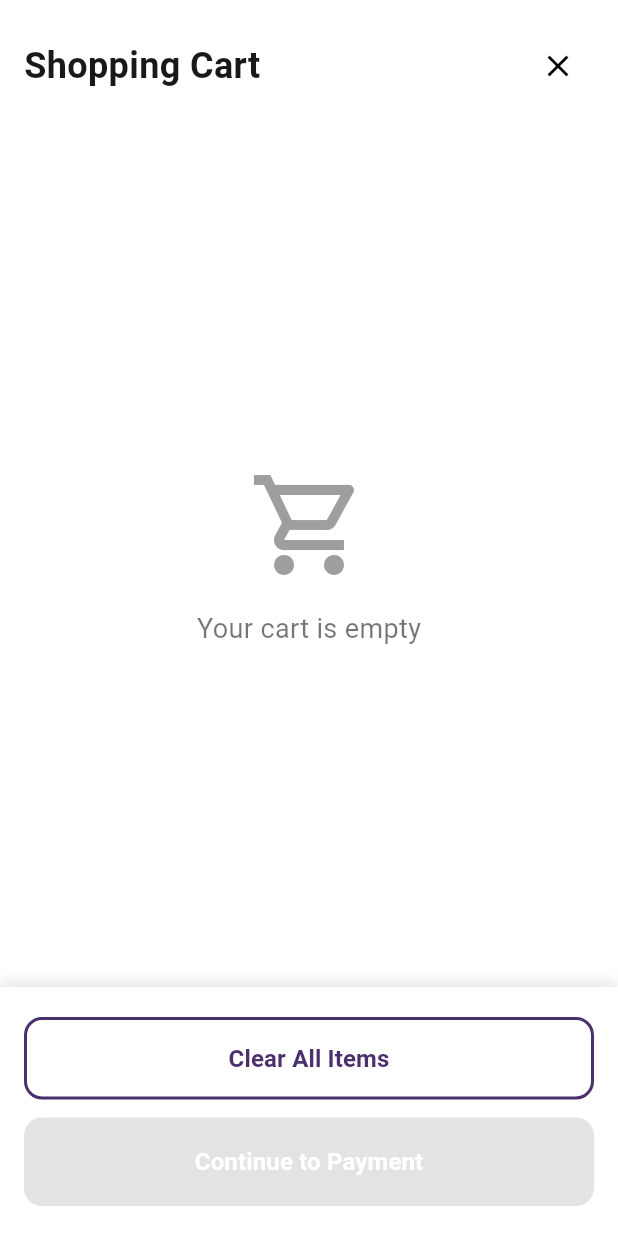
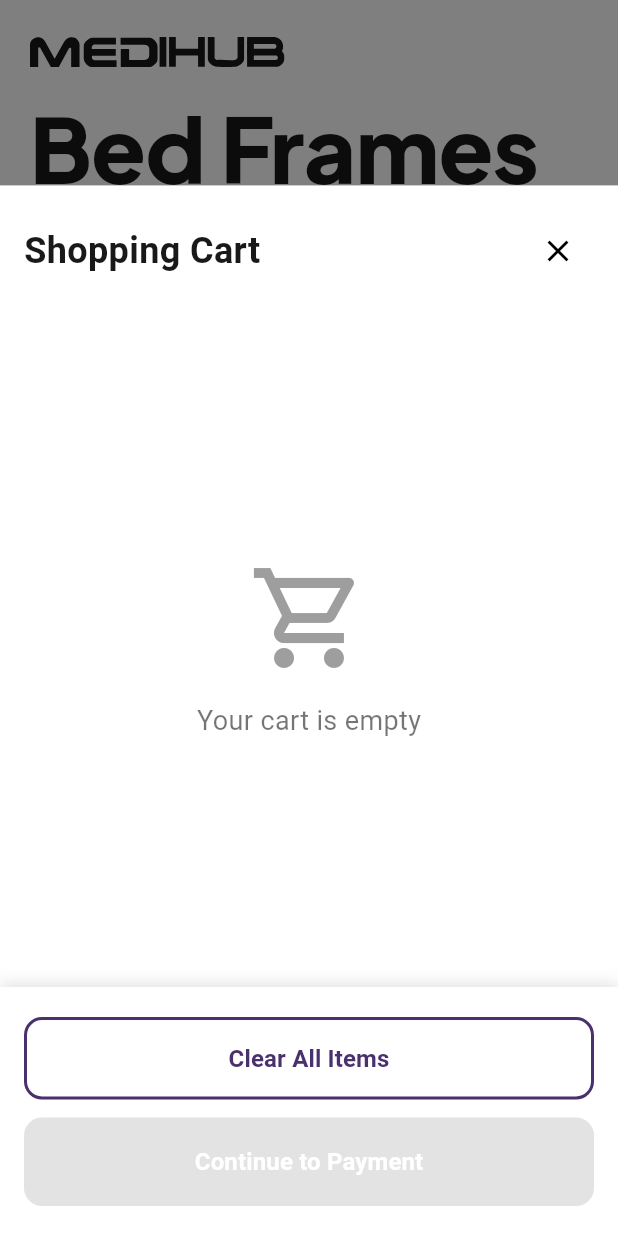
Before and after one commit to millstradingvincepiedraverde-boop/medihub-tests, a Flutter app: the ItemAddedDialog screen opened directly with empty values, after a tap on "View Cart & Pay", on a phone screen of 412 x 824 dp. Run offline on Flutter 3.47's test engine with Material 3 defaults, Android fonts, the phone set to English and light mode, and no system bars; our stand-ins replace flutter_svg, google_fonts; missing offline and left inert: animated_check; Roboto replaces fonts that are missing (GT Walsheim Pro).

Commit message:
Fixed Wallpaper Layout

```diff
--- a/lib/screens/checkout/customer_checkout_screen.dart
+++ b/lib/screens/checkout/customer_checkout_screen.dart
@@ -395,7 +395,6 @@ class _CustomerInfoScreenState extends State<CustomerInfoScreen>
     List<PostageRate> postageRates,
     String selectedDeliveryMethod,
   ) {
-    // Find the selected postage rate from the list
     final selectedRate = postageRates.firstWhere(
       (r) => r.service.toLowerCase() == selectedDeliveryMethod.toLowerCase(),
       orElse: () => PostageRate(
@@ -425,7 +424,7 @@ class _CustomerInfoScreenState extends State<CustomerInfoScreen>
           ),
           const SizedBox(height: 12),
 
-          // Cart Items
+          // 🛒 Cart items
           ...cartItems.map((item) {
             return Padding(
               padding: const EdgeInsets.symmetric(vertical: 8),
@@ -446,7 +445,7 @@ class _CustomerInfoScreenState extends State<CustomerInfoScreen>
 
           const Divider(),
 
-          // Subtotal
+          // 💰 Subtotal
           Row(
             mainAxisAlignment: MainAxisAlignment.spaceBetween,
             children: [
@@ -456,7 +455,7 @@ class _CustomerInfoScreenState extends State<CustomerInfoScreen>
           ),
           const SizedBox(height: 8),
 
-          // Shipping (dynamic)
+          // 🚚 Shipping
           Row(
             mainAxisAlignment: MainAxisAlignment.spaceBetween,
             children: [
@@ -472,7 +471,7 @@ class _CustomerInfoScreenState extends State<CustomerInfoScreen>
 
           const Divider(thickness: 1.5),
 
-          // Total
+          // 🧾 Total
           Row(
             mainAxisAlignment: MainAxisAlignment.spaceBetween,
             children: [
@@ -486,6 +485,32 @@ class _CustomerInfoScreenState extends State<CustomerInfoScreen>
               ),
             ],
           ),
+
+          const SizedBox(height: 20),
+
+          // 💳 Payment Method Logos
+          Center(
+            child: Wrap(
+              alignment: WrapAlignment.center,
+              spacing: 16,
+              runSpacing: 10,
+              children: [
+                SvgPicture.asset('assets/icons/paypal.svg', height: 28),
+                SvgPicture.asset('assets/icons/mastercard.svg', height: 28),
+                SvgPicture.asset('assets/icons/amex.svg', height: 28),
+                SvgPicture.asset('assets/icons/ndis.svg', height: 32),
+              ],
+            ),
+          ),
+
+          const SizedBox(height: 12),
+          const Center(
+            child: Text(
+              "We accept PayPal, Mastercard, Amex & NDIS payments",
+              style: TextStyle(fontSize: 12, color: Colors.grey),
+              textAlign: TextAlign.center,
+            ),
+          ),
         ],
       ),
     );
--- a/lib/screens/kiosk-main.dart
+++ b/lib/screens/kiosk-main.dart
@@ -22,20 +22,20 @@ class SlideData {
 // --- Slides ---
 final List<SlideData> slides = [
   SlideData(
-    imageUrl: 'images/splash_1.png',
+    imageUrl: 'assets/images/splash_1.png',
+    title: 'Mobility Scooters',
+    subtitle: 'We offer wide range of styles and sizes.',
+    promoText: 'Delivered Today',
+  ),
+  SlideData(
+    imageUrl: 'assets/images/splash_2.png',
     title: 'Wheelchairs',
     subtitle: 'We offer wide range of styles and sizes.',
     promoText: 'Delivered Today',
   ),
   SlideData(
-    imageUrl: 'images/splash_2.png',
-    title: 'Mobility Scooters',
-    subtitle: 'We offer wide range of styles and sizes.',
-    promoText: 'Delivered Today',
-  ),
-  SlideData(
-    imageUrl: 'images/splash_3.png',
-    title: 'Mobility Scooters',
+    imageUrl: 'assets/images/splash_3.png',
+    title: 'Bed Frames',
     subtitle: 'We offer wide range of styles and sizes.',
     promoText: 'Delivered Today',
   ),
@@ -54,7 +54,6 @@ class _KioskMainState extends State<KioskMain> with TickerProviderStateMixin {
   late AnimationController _timelineController;
 
   final Duration _slideDuration = const Duration(seconds: 6);
-  final Duration _animationDuration = const Duration(milliseconds: 700);
 
   @override
   void initState() {
@@ -123,31 +122,21 @@ class _KioskMainState extends State<KioskMain> with TickerProviderStateMixin {
     final isMobile = _isMobile(size);
     final isTablet = _isTablet(size);
 
-    final double imageWidth = isMobile
-        ? size.width * 0.8
-        : isTablet
-        ? size.width * 0.5
-        : size.width * 0.4;
-
-    // Text moved up slightly
-    final double textTop = isMobile
-        ? size.height * 0.10
-        : isTablet
-        ? size.height * 0.15
-        : size.height * 0.20;
-
-    final double sidePadding = isMobile ? 20 : size.width * 0.1;
-
     return Stack(
       alignment: Alignment.center,
       children: [
-        Positioned.fill(child: Container(color: const Color(0xFFF5F5F5))),
+        Positioned.fill(
+          child: Container(color: Colors.white), // ✅ WHITE BACKGROUND
+        ),
 
         // --- Text content ---
         Positioned(
-          top: textTop,
-          left: sidePadding,
-          right: sidePadding,
+          top: isMobile
+              ? size.height *
+                    0.03 // 👈 close to top on mobile
+              : size.height * 0.08, // 👈 slightly lower on larger screens
+          left: isMobile ? 20 : size.width * 0.1,
+          right: isMobile ? 10 : size.width * 0.1,
           child: ConstrainedBox(
             constraints: BoxConstraints(maxWidth: size.width * 0.8),
             child: Column(
@@ -156,52 +145,55 @@ class _KioskMainState extends State<KioskMain> with TickerProviderStateMixin {
                 SvgPicture.asset(
                   'assets/images/medihub-logo.svg',
                   height: isMobile
-                      ? 18
+                      ? 20
                       : isTablet
-                      ? 22
-                      : 28,
+                      ? 26
+                      : 32,
                   fit: BoxFit.contain,
                   placeholderBuilder: (context) =>
                       const CircularProgressIndicator(),
                 ),
-                const SizedBox(height: 20),
+                const SizedBox(height: 24),
 
                 // --- Title ---
                 Text(
                   slide.title,
                   style: GoogleFonts.plusJakartaSans(
-                    fontSize: _scaleFont(100, size), // larger
+                    fontSize: _scaleFont(120, size), // ⬆️ Larger title
                     color: const Color(0xFF191919),
-                    fontWeight: FontWeight.w700,
+                    fontWeight: FontWeight.w800, // ⬆️ Bolder
                     letterSpacing: -0.5,
                     height: 1.0,
                   ),
                 ),
-                const SizedBox(height: 16),
+                const SizedBox(height: 20),
 
                 // --- Subtitle ---
                 Text(
                   slide.subtitle,
                   style: GoogleFonts.plusJakartaSans(
-                    fontSize: _scaleFont(40, size), // larger
+                    fontSize: _scaleFont(32, size), // ⬆️ Slightly larger
                     color: const Color(0xFF191919),
-                    fontWeight: FontWeight.w400,
+                    fontWeight: FontWeight.w300, // Medium weight for clarity
                     height: 1.2,
                   ),
                 ),
-                const SizedBox(height: 32),
+                const SizedBox(height: 36),
 
-                // --- Promo ---
+                // --- Promo text ---
                 Container(
                   padding: const EdgeInsets.symmetric(
-                    horizontal: 20,
-                    vertical: 12,
+                    horizontal: 24,
+                    vertical: 14,
                   ),
                   color: const Color(0xFF4A306D),
                   child: Text(
                     slide.promoText,
                     style: GoogleFonts.plusJakartaSans(
-                      fontSize: _scaleFont(26, size),
+                      fontSize: _scaleFont(
+                        32,
+                        size,
+                      ), // ⬆️ Slightly larger promo
                       color: Colors.white,
                       fontWeight: FontWeight.w700,
                       letterSpacing: 0.2,
@@ -213,20 +205,29 @@ class _KioskMainState extends State<KioskMain> with TickerProviderStateMixin {
           ),
         ),
 
-        // --- Product Image (large & slightly lower) ---
+        // --- Product Image (large) ---
         Positioned(
-          right: isMobile ? -size.width * 0.05 : -size.width * 0.15,
-          bottom: isMobile ? -size.height * 0.00 : -size.height * 0.00,
+          right: isMobile ? -size.width * 0.5 : -size.width * 0.02,
+          bottom: isMobile
+              ? size.height *
+                    0.05 // 👈 still slightly lifted upward
+              : isTablet
+              ? size.height * 0.07
+              : size.height * 0.08,
           child: Image.asset(
             slide.imageUrl,
             width: isMobile
-                ? size.width * 1.35
+                ? size.width *
+                      1.25 // 👈 made bigger (was 1.0)
                 : isTablet
-                ? size.width * 1.00
-                : size.width * 1.00,
+                ? size.width *
+                      1.1 // 👈 a bit larger for tablets
+                : size.width * 1.1, // 👈 larger on desktop too
             fit: BoxFit.contain,
-            errorBuilder: (context, error, stackTrace) =>
-                const SizedBox.shrink(),
+            errorBuilder: (context, error, stackTrace) {
+              print('⚠️ Image load failed: $error');
+              return const Icon(Icons.error, color: Colors.red);
+            },
           ),
         ),
       ],
@@ -242,13 +243,21 @@ class _KioskMainState extends State<KioskMain> with TickerProviderStateMixin {
       bottom: 0,
       child: Container(
         width: size.width,
-        height: isMobile ? 110 : 210, // taller footer
+        height: isMobile ? 110 : 210,
         color: const Color(0xFF191919),
         child: Center(
           child: Row(
             mainAxisAlignment: MainAxisAlignment.center,
             children: [
-              SvgPicture.asset('icons/touch-icon.svg'),
+              // ✅ Corrected icon path
+              SvgPicture.asset(
+                'assets/icons/touch-icon.svg',
+                height: isMobile ? 40 : 70,
+                colorFilter: const ColorFilter.mode(
+                  Colors.white,
+                  BlendMode.srcIn,
+                ),
+              ),
               const SizedBox(width: 20),
               Text(
                 'Touch to Order',
@@ -299,7 +308,7 @@ class _KioskMainState extends State<KioskMain> with TickerProviderStateMixin {
     final size = MediaQuery.of(context).size;
 
     return Scaffold(
-      backgroundColor: const Color(0xFFF5F5F5),
+      backgroundColor: Colors.white, // ✅ WHITE PAGE BACKGROUND
       body: GestureDetector(
         onTap: _toggleKiosk,
         child: Stack(
--- a/lib/widgets/added_to_cart.dart
+++ b/lib/widgets/added_to_cart.dart
@@ -93,25 +93,42 @@ class _ItemAddedDialogState extends State<ItemAddedDialog>
   }
 
   void _navigateToCart(BuildContext context) {
-    Navigator.of(context).push(
-      PageRouteBuilder(
-        transitionDuration: const Duration(milliseconds: 400),
-        pageBuilder: (context, animation, secondaryAnimation) =>
-            const CartScreen(),
-        transitionsBuilder: (context, animation, secondaryAnimation, child) {
-          const begin = Offset(1.0, 0.0);
-          const end = Offset.zero;
-          final curve = Curves.easeInOutCubic;
-          final tween = Tween(
-            begin: begin,
-            end: end,
-          ).chain(CurveTween(curve: curve));
-          return SlideTransition(
-            position: animation.drive(tween),
-            child: child,
-          );
-        },
-      ),
+    // ✅ Close the dialog and any PDPs
+    Navigator.of(
+      context,
+      rootNavigator: true,
+    ).popUntil((route) => route.isFirst);
+
+    // ✅ Then open cart from bottom (85% height)
+    showGeneralDialog(
+      context: context,
+      barrierDismissible: true,
+      barrierLabel: "Cart",
+      transitionDuration: const Duration(milliseconds: 400),
+      pageBuilder: (context, animation, secondaryAnimation) {
+        return Align(
+          alignment: Alignment.bottomCenter,
+          child: FractionallySizedBox(
+            heightFactor: 0.85, // 👈 85% of the screen
+            widthFactor: 1.0,
+            child: const CartScreen(),
+          ),
+        );
+      },
+      transitionBuilder: (context, animation, secondaryAnimation, child) {
+        // 👇 smooth slide up transition
+        final curved = CurvedAnimation(
+          parent: animation,
+          curve: Curves.easeInOutCubic,
+        );
+        return SlideTransition(
+          position: Tween<Offset>(
+            begin: const Offset(0, 1), // from bottom
+            end: Offset.zero,
+          ).animate(curved),
+          child: child,
+        );
+      },
     );
   }
 
@@ -228,7 +245,6 @@ class _ItemAddedDialogState extends State<ItemAddedDialog>
                       child: const Text(
                         "Continue Shopping",
 
-
                         style: TextStyle(
                           fontWeight: FontWeight.w600,
                           fontSize: 17,
--- a/pubspec.yaml
+++ b/pubspec.yaml
@@ -1,7 +1,7 @@
 name: medihub_tests
 description: "A new Flutter project."
 publish_to: 'none'
-version: 0.1.3+5
+version: 0.1.4+6
 
 environment:
   sdk: ^3.9.2
```
Also changed, not shown: assets/images/splash_2.png.
